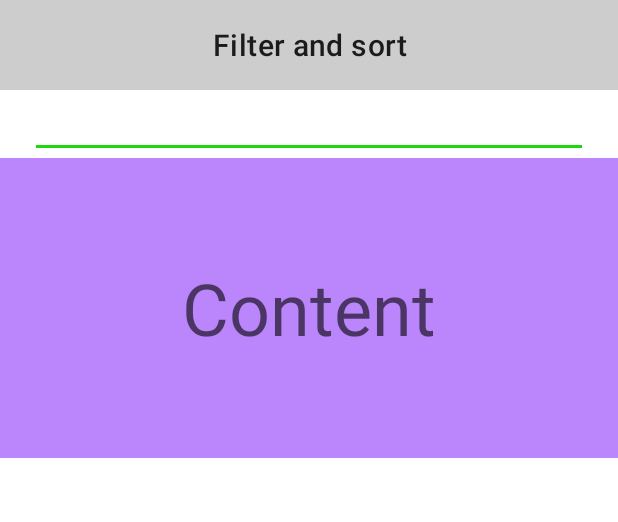
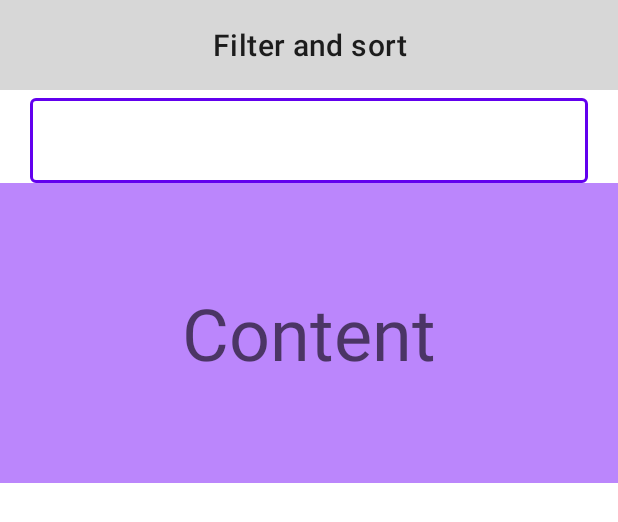
Before and after one commit to IlyaDeryabin/HabitTracker, an Android app: the layout fragment_filter.xml on its own in the app's theme, with its tools: preview values and no code run, on a phone screen of 412 x 824 dp. Shown: the top 522 px of the screen. Run offline under Robolectric (Android 15) with nearby library versions, the phone set to English and light mode, and no system bars.

```diff
--- a/app/src/main/java/ru/d3rvich/habittracker/screens/habit_list/model/HabitListViewState.kt
+++ b/app/src/main/java/ru/d3rvich/habittracker/screens/habit_list/model/HabitListViewState.kt
@@ -5,5 +5,6 @@ import ru.d3rvich.habittracker.entity.HabitEntity
 
 data class HabitListViewState(
     val habitList: List<HabitEntity>,
-    val isLoading: Boolean
+    val isLoading: Boolean,
+    val filterConfig: FilterConfig
 ) : UiState
--- a/app/src/main/java/ru/d3rvich/habittracker/screens/habit_list/view/FilterFragment.kt
+++ b/app/src/main/java/ru/d3rvich/habittracker/screens/habit_list/view/FilterFragment.kt
@@ -28,7 +28,8 @@ class FilterFragment : Fragment() {
 
     override fun onViewCreated(view: View, savedInstanceState: Bundle?) {
         super.onViewCreated(view, savedInstanceState)
-        binding.filterInputText.doAfterTextChanged { text: Editable? ->
+        binding.filterInputText.editText?.setText(viewModel.currentState.filterConfig.filterText)
+        binding.filterInputText.editText?.doAfterTextChanged { text: Editable? ->
             text?.let {
                 viewModel.obtainEvent(HabitListEvent.OnFilterChange(text.toString()))
             }
--- a/app/src/main/res/layout/fragment_filter.xml
+++ b/app/src/main/res/layout/fragment_filter.xml
@@ -1,23 +1,33 @@
 <?xml version="1.0" encoding="utf-8"?>
 <LinearLayout xmlns:android="http://schemas.android.com/apk/res/android"
+    xmlns:app="http://schemas.android.com/apk/res-auto"
     android:layout_width="match_parent"
     android:layout_height="match_parent"
+    android:clickable="true"
+    android:focusable="true"
     android:orientation="vertical">
 
     <TextView
-        android:background="#CDCDCD"
         android:layout_width="match_parent"
         android:layout_height="60dp"
         android:layout_gravity="center"
+        android:background="#CCCDCDCD"
         android:gravity="center"
         android:text="@string/filter_label"
         android:textAppearance="?attr/textAppearanceHeadline6" />
 
-    <com.google.android.material.textfield.TextInputEditText
+    <com.google.android.material.textfield.TextInputLayout
         android:id="@+id/filter_input_text"
+        style="@style/Widget.MaterialComponents.TextInputLayout.OutlinedBox"
         android:layout_width="match_parent"
         android:layout_height="wrap_content"
-        android:layout_marginHorizontal="20dp" />
+        android:layout_marginHorizontal="20dp"
+        app:endIconMode="clear_text">
+
+        <com.google.android.material.textfield.TextInputEditText
+            android:layout_width="match_parent"
+            android:layout_height="wrap_content" />
+    </com.google.android.material.textfield.TextInputLayout>
 
     <TextView
         android:layout_width="match_parent"
--- a/app/src/main/res/layout/fragment_habit_editor.xml
+++ b/app/src/main/res/layout/fragment_habit_editor.xml
@@ -16,8 +16,10 @@
         layout="@layout/view_habit_editor"
         android:layout_width="match_parent"
         android:layout_height="0dp"
+        android:visibility="gone"
         app:layout_constraintBottom_toBottomOf="parent"
-        app:layout_constraintTop_toTopOf="parent" />
+        app:layout_constraintTop_toTopOf="parent"
+        tools:visibility="visible" />
 
     <include
         android:id="@+id/error_view"
--- a/app/src/main/res/layout/habit_list_item.xml
+++ b/app/src/main/res/layout/habit_list_item.xml
@@ -4,12 +4,12 @@
     xmlns:tools="http://schemas.android.com/tools"
     android:id="@+id/habit_item"
     android:layout_width="match_parent"
-    android:layout_height="wrap_content"
-    android:background="?android:attr/selectableItemBackground">
+    android:layout_height="wrap_content">
 
     <androidx.constraintlayout.widget.ConstraintLayout
         android:layout_width="match_parent"
-        android:layout_height="100dp">
+        android:layout_height="100dp"
+        android:background="?attr/selectableItemBackground">
 
         <View
             android:id="@+id/habit_color"
--- a/app/src/main/res/layout/pager_item.xml
+++ b/app/src/main/res/layout/pager_item.xml
@@ -18,7 +18,8 @@
         android:id="@+id/empty_list_message"
         android:layout_width="wrap_content"
         android:layout_height="wrap_content"
-        android:layout_gravity="center"
+        android:layout_gravity="top|center_horizontal"
+        android:layout_marginTop="40dp"
         android:text="@string/empty_list"
         android:visibility="gone" />
 </FrameLayout>
--- a/app/src/main/res/layout/view_habit_editor.xml
+++ b/app/src/main/res/layout/view_habit_editor.xml
@@ -33,7 +33,7 @@
                     android:id="@+id/habit_title"
                     android:layout_width="match_parent"
                     android:layout_height="wrap_content"
-                    android:inputType="text"
+                    android:inputType="textCapSentences"
                     android:maxLines="1" />
             </com.google.android.material.textfield.TextInputLayout>
 
@@ -52,7 +52,7 @@
                     android:id="@id/habit_description"
                     android:layout_width="match_parent"
                     android:layout_height="wrap_content"
-                    android:inputType="text" />
+                    android:inputType="textCapSentences" />
             </com.google.android.material.textfield.TextInputLayout>
 
             <com.google.android.material.textview.MaterialTextView
@@ -118,8 +118,8 @@
                     android:layout_height="wrap_content"
                     android:layout_gravity="end"
                     android:layout_marginHorizontal="8dp"
+                    android:gravity="center"
                     android:inputType="numberDecimal"
-                    android:gravity="center"
                     tools:text="0" />
 
                 <com.google.android.material.textview.MaterialTextView
```
Also changed, not shown: app/src/main/java/ru/d3rvich/habittracker/data/HabitStore.kt (+5 -6 lines), app/src/main/java/ru/d3rvich/habittracker/screens/habit_list/HabitListFragment.kt (+7 -9 lines), app/src/main/java/ru/d3rvich/habittracker/screens/habit_list/HabitListViewModel.kt (+17 -15 lines), app/src/main/java/ru/d3rvich/habittracker/screens/habit_list/model/FilterConfig.kt (added, +7 -0 lines), app/src/main/res/layout/fragment_habit_list.xml (+8 -6 lines).
